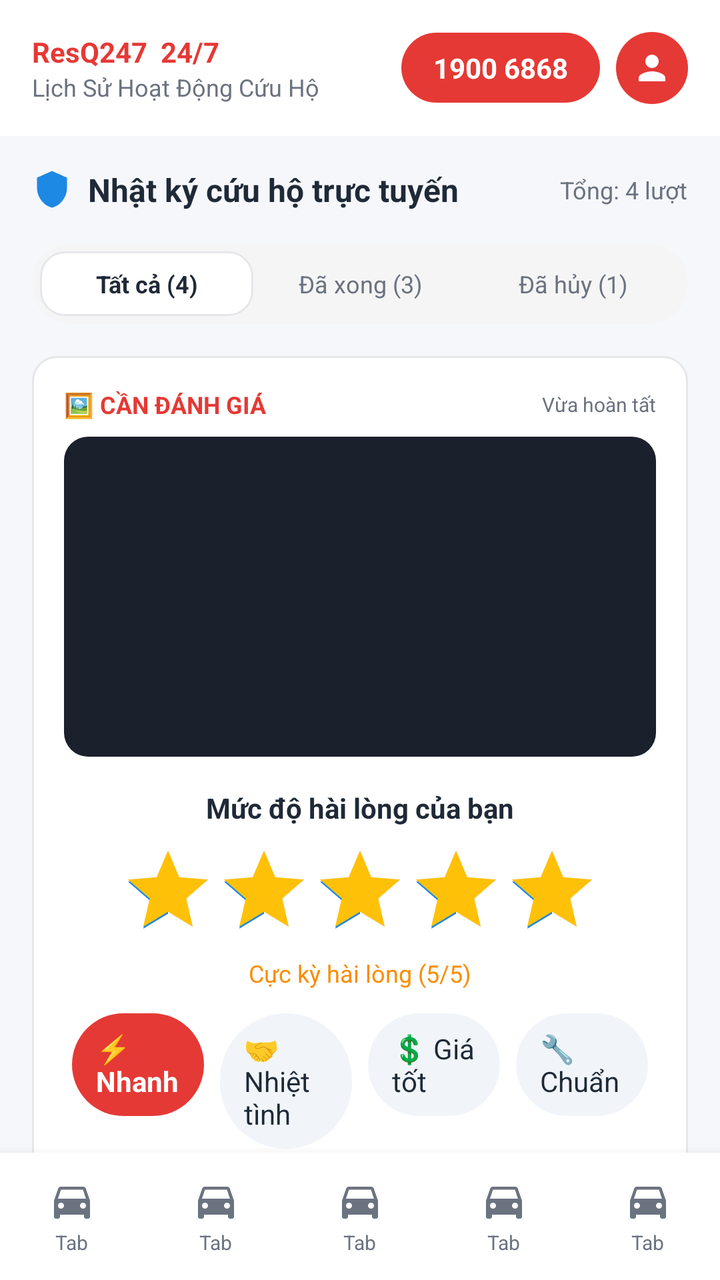
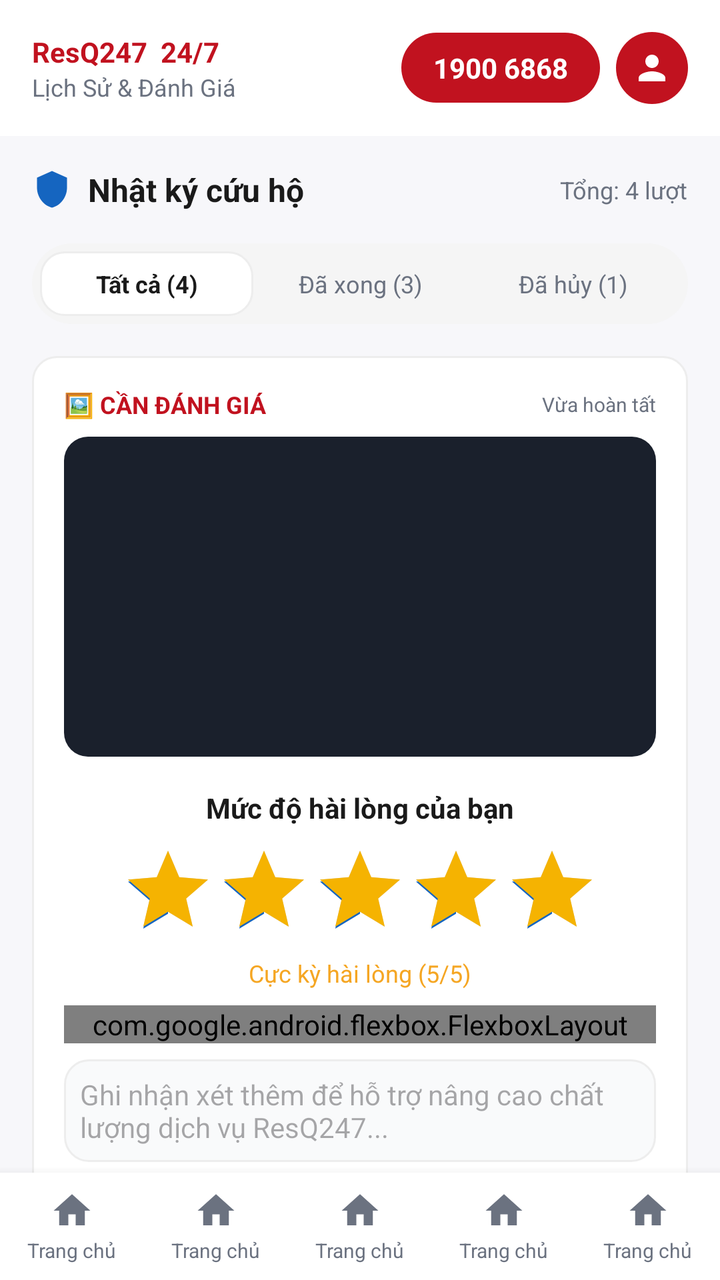

Two renders of the same Android screen: before a commit and after it. Below are the layout's source before the change and the commit's diff.
<!-- AndroidManifest.xml: application theme Theme.CuH247 -->
<!-- res/layout/activity_history.xml -->
<?xml version="1.0" encoding="utf-8"?>
<LinearLayout xmlns:android="http://schemas.android.com/apk/res/android"
    xmlns:app="http://schemas.android.com/apk/res-auto"
    android:layout_width="match_parent"
    android:layout_height="match_parent"
    android:background="@color/background"
    android:fitsSystemWindows="true"
    android:orientation="vertical">

    
    <LinearLayout
        android:layout_width="match_parent"
        android:layout_height="wrap_content"
        android:background="@color/surface"
        android:gravity="center_vertical"
        android:orientation="horizontal"
        android:padding="@dimen/spacing_md">

        <LinearLayout
            android:layout_width="0dp"
            android:layout_height="wrap_content"
            android:layout_weight="1"
            android:orientation="vertical">

            <TextView
                android:layout_width="wrap_content"
                android:layout_height="wrap_content"
                android:text="ResQ247  24/7"
                android:textColor="@color/red_primary"
                android:textStyle="bold" />

            <TextView
                android:layout_width="wrap_content"
                android:layout_height="wrap_content"
                android:text="@string/history_title"
                android:textColor="@color/text_secondary"
                android:textSize="@dimen/text_xs" />
        </LinearLayout>

        <TextView
            android:layout_width="wrap_content"
            android:layout_height="wrap_content"
            android:background="@drawable/bg_pill_red"
            android:paddingHorizontal="@dimen/spacing_md"
            android:paddingVertical="8dp"
            android:text="@string/hotline_number"
            android:textColor="@color/white"
            android:textStyle="bold" />

        <ImageView
            android:layout_width="36dp"
            android:layout_height="36dp"
            android:layout_marginStart="@dimen/spacing_sm"
            android:background="@drawable/bg_circle_red"
            android:contentDescription="@null"
            android:padding="8dp"
            android:src="@drawable/ic_person"
            app:tint="@color/white" />
    </LinearLayout>

    <androidx.core.widget.NestedScrollView
        android:layout_width="match_parent"
        android:layout_height="0dp"
        android:layout_weight="1">

        <LinearLayout
            android:layout_width="match_parent"
            android:layout_height="wrap_content"
            android:orientation="vertical"
            android:paddingBottom="@dimen/spacing_lg">

            <LinearLayout
                android:layout_width="match_parent"
                android:layout_height="wrap_content"
                android:layout_margin="@dimen/spacing_md"
                android:gravity="center_vertical"
                android:orientation="horizontal">

                <ImageView
                    android:layout_width="20dp"
                    android:layout_height="20dp"
                    android:contentDescription="@null"
                    android:src="@drawable/ic_shield"
                    app:tint="@color/blue_primary" />

                <TextView
                    android:layout_width="0dp"
                    android:layout_height="wrap_content"
                    android:layout_marginStart="@dimen/spacing_sm"
                    android:layout_weight="1"
                    android:text="@string/history_log_title"
                    android:textColor="@color/text_primary"
                    android:textSize="@dimen/text_md"
                    android:textStyle="bold" />

                <TextView
                    android:id="@+id/tvHistoryTotal"
                    android:layout_width="wrap_content"
                    android:layout_height="wrap_content"
                    android:text="Tổng: 4 lượt"
                    android:textColor="@color/text_secondary"
                    android:textSize="@dimen/text_xs" />
            </LinearLayout>

            <LinearLayout
                android:layout_width="match_parent"
                android:layout_height="wrap_content"
                android:layout_marginHorizontal="@dimen/spacing_md"
                android:background="@drawable/bg_pill_gray"
                android:orientation="horizontal"
                android:padding="4dp"
                android:weightSum="3">

                <TextView android:id="@+id/tabAll" style="@style/HistoryTab.Selected" android:text="Tất cả (4)" />
                <TextView android:id="@+id/tabDone" style="@style/HistoryTab" android:text="Đã xong (3)" />
                <TextView android:id="@+id/tabCancelled" style="@style/HistoryTab" android:text="Đã hủy (1)" />
            </LinearLayout>

            
            <LinearLayout
                android:layout_width="match_parent"
                android:layout_height="wrap_content"
                android:layout_margin="@dimen/spacing_md"
                android:background="@drawable/bg_rounded_card"
                android:orientation="vertical"
                android:padding="@dimen/spacing_md">

                <LinearLayout
                    android:layout_width="match_parent"
                    android:layout_height="wrap_content"
                    android:gravity="center_vertical"
                    android:orientation="horizontal">

                    <TextView
                        android:layout_width="0dp"
                        android:layout_height="wrap_content"
                        android:layout_weight="1"
                        android:text="🖼 CẦN ĐÁNH GIÁ"
                        android:textColor="@color/red_primary"
                        android:textSize="@dimen/text_xs"
                        android:textStyle="bold" />

                    <TextView
                        android:layout_width="wrap_content"
                        android:layout_height="wrap_content"
                        android:text="Vừa hoàn tất"
                        android:textColor="@color/text_secondary"
                        android:textSize="10sp" />
                </LinearLayout>

                <ImageView
                    android:id="@+id/ivRatingPhoto"
                    android:layout_width="match_parent"
                    android:layout_height="160dp"
                    android:layout_marginTop="@dimen/spacing_sm"
                    android:background="@drawable/bg_rounded_dark"
                    android:contentDescription="@null"
                    android:scaleType="centerCrop" />

                <TextView
                    android:layout_width="match_parent"
                    android:layout_height="wrap_content"
                    android:layout_marginTop="@dimen/spacing_md"
                    android:gravity="center"
                    android:text="Mức độ hài lòng của bạn"
                    android:textColor="@color/text_primary"
                    android:textStyle="bold" />

                <RatingBar
                    android:id="@+id/ratingBarSatisfaction"
                    style="?android:attr/ratingBarStyle"
                    android:layout_width="wrap_content"
                    android:layout_height="wrap_content"
                    android:layout_gravity="center"
                    android:layout_marginTop="@dimen/spacing_sm"
                    android:isIndicator="false"
                    android:numStars="5"
                    android:progressTint="@color/star_gold"
                    android:rating="5"
                    android:stepSize="1" />

                <TextView
                    android:layout_width="match_parent"
                    android:layout_height="wrap_content"
                    android:gravity="center"
                    android:text="Cực kỳ hài lòng (5/5)"
                    android:textColor="@color/orange_primary"
                    android:textSize="@dimen/text_xs" />

                <LinearLayout
                    android:layout_width="match_parent"
                    android:layout_height="wrap_content"
                    android:layout_marginTop="@dimen/spacing_sm"
                    android:orientation="horizontal"
                    android:weightSum="4">

                    <TextView style="@style/IssueChip.Selected" android:layout_width="0dp" android:layout_weight="1" android:text="⚡ Nhanh" />
                    <TextView style="@style/IssueChip" android:layout_width="0dp" android:layout_weight="1" android:text="🤝 Nhiệt tình" />
                    <TextView style="@style/IssueChip" android:layout_width="0dp" android:layout_weight="1" android:text="💲 Giá tốt" />
                    <TextView style="@style/IssueChip" android:layout_width="0dp" android:layout_weight="1" android:text="🔧 Chuẩn" />
                </LinearLayout>

                <EditText
                    android:id="@+id/etRatingComment"
                    android:layout_width="match_parent"
                    android:layout_height="wrap_content"
                    android:layout_marginTop="@dimen/spacing_sm"
                    android:background="@drawable/bg_input_field"
                    android:hint="Ghi nhận xét thêm để hỗ trợ nâng cao chất lượng dịch vụ ResQ247..."
                    android:minLines="2"
                    android:padding="@dimen/spacing_sm"
                    android:textSize="@dimen/text_sm" />

                <TextView
                    android:id="@+id/btnAddReceiptPhoto"
                    android:layout_width="match_parent"
                    android:layout_height="wrap_content"
                    android:layout_marginTop="@dimen/spacing_sm"
                    android:background="@drawable/bg_option_selectable"
                    android:gravity="center"
                    android:padding="@dimen/spacing_sm"
                    android:text="📷 Ảnh nghiệm thu (+2)"
                    android:textColor="@color/text_primary"
                    android:textSize="@dimen/text_sm" />

                <Button
                    android:id="@+id/btnSubmitRating"
                    style="@style/Button.Primary"
                    android:layout_width="match_parent"
                    android:layout_height="56dp"
                    android:layout_marginTop="@dimen/spacing_md"
                    android:text="@string/btn_submit_rating"
                    android:textColor="@color/white" />
            </LinearLayout>

            <TextView
                android:layout_width="match_parent"
                android:layout_height="wrap_content"
                android:layout_marginHorizontal="@dimen/spacing_md"
                android:text="Đơn cứu hộ đã thực hiện"
                android:textColor="@color/text_primary"
                android:textStyle="bold" />

            <androidx.recyclerview.widget.RecyclerView
                android:id="@+id/rvHistory"
                android:layout_width="match_parent"
                android:layout_height="wrap_content"
                android:layout_margin="@dimen/spacing_md"
                android:nestedScrollingEnabled="false"
                app:layoutManager="androidx.recyclerview.widget.LinearLayoutManager" />

            <LinearLayout
                android:layout_width="match_parent"
                android:layout_height="wrap_content"
                android:layout_marginHorizontal="@dimen/spacing_md"
                android:background="@drawable/bg_pill_blue_light"
                android:gravity="center_vertical"
                android:orientation="horizontal"
                android:padding="@dimen/spacing_md">

                <ImageView
                    android:layout_width="20dp"
                    android:layout_height="20dp"
                    android:contentDescription="@null"
                    android:src="@drawable/ic_shield"
                    app:tint="@color/blue_primary" />

                <TextView
                    android:layout_width="0dp"
                    android:layout_height="wrap_content"
                    android:layout_marginStart="@dimen/spacing_sm"
                    android:layout_weight="1"
                    android:text="Chính sách bảo hành minh bạch 100%. Mọi thắc mắc về giá cước cứu hộ sẽ được tổng đài ResQ247 giải quyết trong vòng 15 phút."
                    android:textColor="@color/text_primary"
                    android:textSize="@dimen/text_xs" />
            </LinearLayout>

        </LinearLayout>
    </androidx.core.widget.NestedScrollView>

    <include layout="@layout/bottom_nav_bar" />

</LinearLayout>
<!-- res/layout/bottom_nav_bar.xml (included above) -->
<?xml version="1.0" encoding="utf-8"?>
<LinearLayout xmlns:android="http://schemas.android.com/apk/res/android"
    xmlns:app="http://schemas.android.com/apk/res-auto"
    android:layout_width="match_parent"
    android:layout_height="wrap_content"
    android:background="@color/surface"
    android:elevation="8dp"
    android:orientation="horizontal"
    android:paddingVertical="@dimen/spacing_sm"
    android:weightSum="5">

    <include layout="@layout/item_nav_tab" android:id="@+id/navHome" />
    <include layout="@layout/item_nav_tab" android:id="@+id/navRescue" />
    <include layout="@layout/item_nav_tab" android:id="@+id/navProcessing" />
    <include layout="@layout/item_nav_tab" android:id="@+id/navHistory" />
    <include layout="@layout/item_nav_tab" android:id="@+id/navAccount" />
</LinearLayout>
<!-- res/layout/item_nav_tab.xml (included above) -->
<?xml version="1.0" encoding="utf-8"?>
<LinearLayout xmlns:android="http://schemas.android.com/apk/res/android"
    xmlns:app="http://schemas.android.com/apk/res-auto"
    android:layout_width="0dp"
    android:layout_height="wrap_content"
    android:layout_weight="1"
    android:background="?attr/selectableItemBackground"
    android:gravity="center"
    android:orientation="vertical"
    android:paddingVertical="4dp">

    <ImageView
        android:id="@+id/ivNavIcon"
        android:layout_width="24dp"
        android:layout_height="24dp"
        android:contentDescription="@null"
        android:src="@drawable/ic_car_alert"
        app:tint="@color/text_secondary" />

    <TextView
        android:id="@+id/tvNavTitle"
        android:layout_width="wrap_content"
        android:layout_height="wrap_content"
        android:layout_marginTop="2dp"
        android:text="Tab"
        android:textColor="@color/text_secondary"
        android:textSize="10sp" />
</LinearLayout>
<!-- resources referenced by this layout -->
<resources>
  <color name="background">#F5F7FA</color>
  <color name="blue_primary">#1E88E5</color>
  <color name="orange_primary">#FB8C00</color>
  <color name="red_primary">#E53935</color>
  <color name="star_gold">#FFC107</color>
  <color name="surface">#FFFFFF</color>
  <color name="text_primary">#1F2937</color>
  <color name="text_secondary">#6B7280</color>
  <color name="white">#FFFFFFFF</color>
  <dimen name="spacing_lg">24dp</dimen>
  <dimen name="spacing_md">16dp</dimen>
  <dimen name="spacing_sm">8dp</dimen>
  <dimen name="text_md">16sp</dimen>
  <dimen name="text_sm">14sp</dimen>
  <dimen name="text_xs">12sp</dimen>
  <!-- drawable bg_circle_red (drawable) -->
  <?xml version="1.0" encoding="utf-8"?>
  <shape xmlns:android="http://schemas.android.com/apk/res/android"
      android:shape="oval">
      <solid android:color="@color/red_primary" />
  </shape>
  <!-- drawable bg_pill_blue_light (drawable) -->
  <?xml version="1.0" encoding="utf-8"?>
  <shape xmlns:android="http://schemas.android.com/apk/res/android"
      android:shape="rectangle">
      <solid android:color="#E3F2FD" />
      <corners android:radius="100dp" />
  </shape>
  <!-- drawable bg_pill_gray (drawable) -->
  <?xml version="1.0" encoding="utf-8"?>
  <shape xmlns:android="http://schemas.android.com/apk/res/android"
      android:shape="rectangle">
      <solid android:color="@color/gray_light" />
      <corners android:radius="100dp" />
  </shape>
  <!-- drawable bg_pill_red (drawable) -->
  <?xml version="1.0" encoding="utf-8"?>
  <shape xmlns:android="http://schemas.android.com/apk/res/android"
      android:shape="rectangle">
      <solid android:color="@color/red_primary" />
      <corners android:radius="100dp" />
  </shape>
  <!-- drawable bg_rounded_dark (drawable) -->
  <?xml version="1.0" encoding="utf-8"?>
  <shape xmlns:android="http://schemas.android.com/apk/res/android"
      android:shape="rectangle">
      <solid android:color="#1A202C" />
      <corners android:radius="12dp" />
  </shape>
  <!-- drawable ic_car_alert (drawable) -->
  <vector xmlns:android="http://schemas.android.com/apk/res/android"
      android:width="24dp"
      android:height="24dp"
      android:viewportWidth="24"
      android:viewportHeight="24">
    <path
        android:fillColor="#FF000000"
        android:pathData="M18.92,6.01C18.72,5.42 18.16,5 17.5,5h-11c-0.66,0 -1.21,0.42 -1.42,1.01L3,12v8c0,0.55 0.45,1 1,1h1c0.55,0 1,-0.45 1,-1v-1h12v1c0,0.55 0.45,1 1,1h1c0.55,0 1,-0.45 1,-1v-8l-2.08,-5.99zM6.5,16c-0.83,0 -1.5,-0.67 -1.5,-1.5S5.67,13 6.5,13s1.5,0.67 1.5,1.5S7.33,16 6.5,16zM17.5,16c-0.83,0 -1.5,-0.67 -1.5,-1.5s0.67,-1.5 1.5,-1.5 1.5,0.67 1.5,1.5 -0.67,1.5 -1.5,1.5zM5,11l1.5,-4.5h11L19,11H5z"/>
  </vector>
  <string name="btn_submit_rating">Gửi Đánh Giá &amp; Nhận Thưởng</string>
  <string name="history_log_title">Nhật ký cứu hộ trực tuyến</string>
  <string name="history_title">Lịch Sử Hoạt Động Cứu Hộ</string>
  <string name="hotline_number">1900 6868</string>
  <style name="HistoryTab.Selected">
          <item name="android:background">@drawable/bg_rounded_card</item>
          <item name="android:textColor">@color/text_primary</item>
          <item name="android:textStyle">bold</item>
      </style>
  <style name="IssueChip.Selected">
          <item name="android:background">@drawable/bg_chip_selected</item>
          <item name="android:textColor">@color/white</item>
          <item name="android:textStyle">bold</item>
      </style>
  <style name="Theme.CuH247" parent="Theme.ResQ247" />
  <color name="divider">#E5E7EB</color>
  <color name="gray_light">#F5F5F5</color>
  <dimen name="radius_pill">100dp</dimen>
  <!-- drawable bg_chip (drawable) -->
  <?xml version="1.0" encoding="utf-8"?>
  <shape xmlns:android="http://schemas.android.com/apk/res/android" android:shape="rectangle">
      <solid android:color="@color/chip_bg" />
      <corners android:radius="@dimen/radius_pill" />
  </shape>
  <color name="chip_bg">#F1F5F9</color>
  <color name="red_dark">#C62828</color>
  <!-- unchanged entries left out for length: 10 -->
</resources>

<!-- the commit's change to res/layout/activity_history.xml (unified diff, before → after) -->
@@ -4,10 +4,8 @@
     android:layout_width="match_parent"
     android:layout_height="match_parent"
     android:background="@color/background"
-    android:fitsSystemWindows="true"
     android:orientation="vertical">
 
-    
     <LinearLayout
         android:layout_width="match_parent"
         android:layout_height="wrap_content"
@@ -116,7 +114,6 @@
                 <TextView android:id="@+id/tabCancelled" style="@style/HistoryTab" android:text="Đã hủy (1)" />
             </LinearLayout>
 
-            
             <LinearLayout
                 android:layout_width="match_parent"
                 android:layout_height="wrap_content"
@@ -187,18 +184,18 @@
                     android:textColor="@color/orange_primary"
                     android:textSize="@dimen/text_xs" />
 
-                <LinearLayout
-                    android:layout_width="match_parent"
-                    android:layout_height="wrap_content"
-                    android:layout_marginTop="@dimen/spacing_sm"
-                    android:orientation="horizontal"
-                    android:weightSum="4">
-
-                    <TextView style="@style/IssueChip.Selected" android:layout_width="0dp" android:layout_weight="1" android:text="⚡ Nhanh" />
-                    <TextView style="@style/IssueChip" android:layout_width="0dp" android:layout_weight="1" android:text="🤝 Nhiệt tình" />
-                    <TextView style="@style/IssueChip" android:layout_width="0dp" android:layout_weight="1" android:text="💲 Giá tốt" />
-                    <TextView style="@style/IssueChip" android:layout_width="0dp" android:layout_weight="1" android:text="🔧 Chuẩn" />
-                </LinearLayout>
+                <com.google.android.flexbox.FlexboxLayout
+                    android:layout_width="match_parent"
+                    android:layout_height="wrap_content"
+                    android:layout_marginTop="@dimen/spacing_sm"
+                    app:flexWrap="wrap"
+                    app:justifyContent="center">
+
+                    <TextView style="@style/IssueChip.Selected" android:text="⚡ Đến rất nhanh" />
+                    <TextView style="@style/IssueChip" android:text="🤝 Thái độ nhiệt tình" />
+                    <TextView style="@style/IssueChip" android:text="💲 Giá chuẩn minh bạch" />
+                    <TextView style="@style/IssueChip" android:text="🔧 Kỹ thuật chuẩn xác" />
+                </com.google.android.flexbox.FlexboxLayout>
 
                 <EditText
                     android:id="@+id/etRatingComment"
@@ -225,11 +222,11 @@
 
                 <Button
                     android:id="@+id/btnSubmitRating"
-                    style="@style/Button.Primary"
                     android:layout_width="match_parent"
                     android:layout_height="56dp"
                     android:layout_marginTop="@dimen/spacing_md"
-                    android:text="@string/btn_submit_rating"
+                    style="@style/Button.Primary"
+                    android:text="▷ Gửi đánh giá &amp; Hoàn tất"
                     android:textColor="@color/white" />
             </LinearLayout>
 
@@ -284,7 +281,6 @@
 <!-- res/layout/bottom_nav_bar.xml (included above) -->
 <?xml version="1.0" encoding="utf-8"?>
 <LinearLayout xmlns:android="http://schemas.android.com/apk/res/android"
-    xmlns:app="http://schemas.android.com/apk/res-auto"
     android:layout_width="match_parent"
     android:layout_height="wrap_content"
     android:background="@color/surface"
@@ -306,25 +302,26 @@
     android:layout_width="0dp"
     android:layout_height="wrap_content"
     android:layout_weight="1"
-    android:background="?attr/selectableItemBackground"
+    android:clickable="true"
+    android:focusable="true"
+    android:background="?attr/selectableItemBackgroundBorderless"
     android:gravity="center"
-    android:orientation="vertical"
-    android:paddingVertical="4dp">
+    android:orientation="vertical">
 
     <ImageView
         android:id="@+id/ivNavIcon"
-        android:layout_width="24dp"
-        android:layout_height="24dp"
+        android:layout_width="22dp"
+        android:layout_height="22dp"
         android:contentDescription="@null"
-        android:src="@drawable/ic_car_alert"
+        android:src="@drawable/ic_nav_home"
         app:tint="@color/text_secondary" />
 
     <TextView
-        android:id="@+id/tvNavTitle"
+        android:id="@+id/tvNavLabel"
         android:layout_width="wrap_content"
         android:layout_height="wrap_content"
         android:layout_marginTop="2dp"
-        android:text="Tab"
+        android:text="@string/nav_home"
         android:textColor="@color/text_secondary"
         android:textSize="10sp" />
 </LinearLayout>
<!-- resource entries referenced after the edit -->
@@ -1,14 +1,14 @@
 <!-- resources referenced by this layout -->
 <resources>
-  <color name="background">#F5F7FA</color>
-  <color name="blue_primary">#1E88E5</color>
-  <color name="orange_primary">#FB8C00</color>
-  <color name="red_primary">#E53935</color>
-  <color name="star_gold">#FFC107</color>
+  <color name="background">#F7F7FA</color>
+  <color name="blue_primary">#1565C0</color>
+  <color name="orange_primary">#F5A623</color>
+  <color name="red_primary">#C1121F</color>
+  <color name="star_gold">#F5B301</color>
   <color name="surface">#FFFFFF</color>
-  <color name="text_primary">#1F2937</color>
+  <color name="text_primary">#1A1A1A</color>
   <color name="text_secondary">#6B7280</color>
-  <color name="white">#FFFFFFFF</color>
+  <color name="white">#FFFFFF</color>
   <dimen name="spacing_lg">24dp</dimen>
   <dimen name="spacing_md">16dp</dimen>
   <dimen name="spacing_sm">8dp</dimen>
@@ -17,8 +17,7 @@
   <dimen name="text_xs">12sp</dimen>
   <!-- drawable bg_circle_red (drawable) -->
   <?xml version="1.0" encoding="utf-8"?>
-  <shape xmlns:android="http://schemas.android.com/apk/res/android"
-      android:shape="oval">
+  <shape xmlns:android="http://schemas.android.com/apk/res/android" android:shape="oval">
       <solid android:color="@color/red_primary" />
   </shape>
   <!-- drawable bg_pill_blue_light (drawable) -->
@@ -49,20 +48,20 @@
       <solid android:color="#1A202C" />
       <corners android:radius="12dp" />
   </shape>
-  <!-- drawable ic_car_alert (drawable) -->
+  <!-- drawable ic_nav_home (drawable) -->
   <vector xmlns:android="http://schemas.android.com/apk/res/android"
       android:width="24dp"
       android:height="24dp"
       android:viewportWidth="24"
       android:viewportHeight="24">
     <path
-        android:fillColor="#FF000000"
-        android:pathData="M18.92,6.01C18.72,5.42 18.16,5 17.5,5h-11c-0.66,0 -1.21,0.42 -1.42,1.01L3,12v8c0,0.55 0.45,1 1,1h1c0.55,0 1,-0.45 1,-1v-1h12v1c0,0.55 0.45,1 1,1h1c0.55,0 1,-0.45 1,-1v-8l-2.08,-5.99zM6.5,16c-0.83,0 -1.5,-0.67 -1.5,-1.5S5.67,13 6.5,13s1.5,0.67 1.5,1.5S7.33,16 6.5,16zM17.5,16c-0.83,0 -1.5,-0.67 -1.5,-1.5s0.67,-1.5 1.5,-1.5 1.5,0.67 1.5,1.5 -0.67,1.5 -1.5,1.5zM5,11l1.5,-4.5h11L19,11H5z"/>
+        android:fillColor="@color/text_secondary"
+        android:pathData="M10,20v-6h4v6h5v-8h3L12,3 2,12h3v8z"/>
   </vector>
-  <string name="btn_submit_rating">Gửi Đánh Giá &amp; Nhận Thưởng</string>
-  <string name="history_log_title">Nhật ký cứu hộ trực tuyến</string>
-  <string name="history_title">Lịch Sử Hoạt Động Cứu Hộ</string>
+  <string name="history_log_title">Nhật ký cứu hộ</string>
+  <string name="history_title">Lịch Sử &amp; Đánh Giá</string>
   <string name="hotline_number">1900 6868</string>
+  <string name="nav_home">Trang chủ</string>
   <style name="HistoryTab.Selected">
           <item name="android:background">@drawable/bg_rounded_card</item>
           <item name="android:textColor">@color/text_primary</item>
@@ -74,7 +73,7 @@
           <item name="android:textStyle">bold</item>
       </style>
   <style name="Theme.CuH247" parent="Theme.ResQ247" />
-  <color name="divider">#E5E7EB</color>
+  <color name="divider">#EDEDED</color>
   <color name="gray_light">#F5F5F5</color>
   <dimen name="radius_pill">100dp</dimen>
   <!-- drawable bg_chip (drawable) -->
@@ -83,8 +82,8 @@
       <solid android:color="@color/chip_bg" />
       <corners android:radius="@dimen/radius_pill" />
   </shape>
-  <color name="chip_bg">#F1F5F9</color>
-  <color name="red_dark">#C62828</color>
+  <color name="chip_bg">#EEF0FA</color>
+  <color name="red_dark">#8E0F1A</color>
   <!-- unchanged entries left out for length: 10 -->
 </resources>
 
